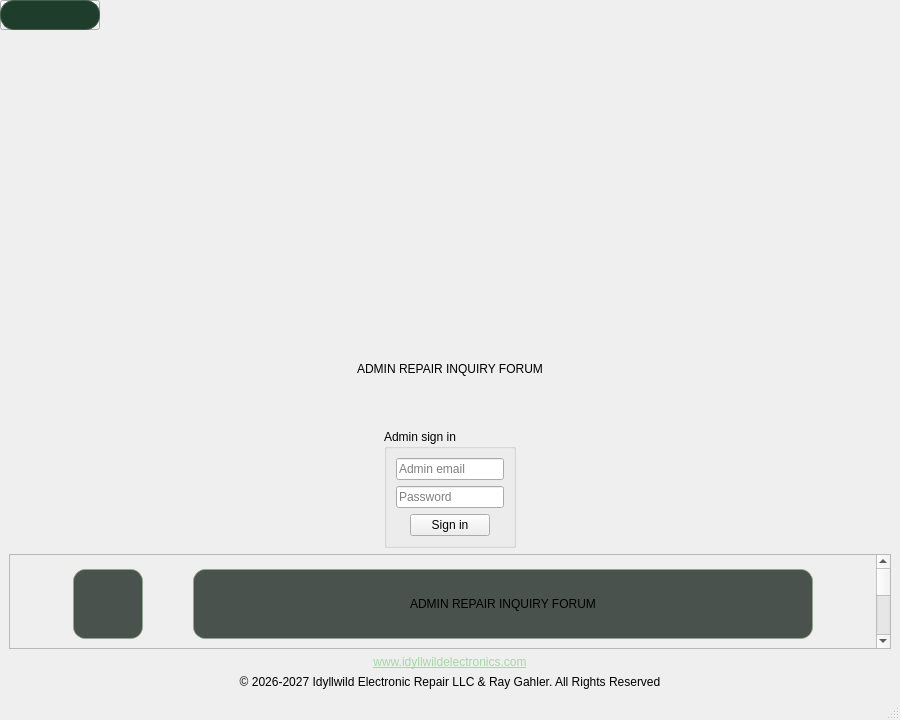
Old version of the form mainidyll.ui in the repository RayGahler/IdyllwildApp.
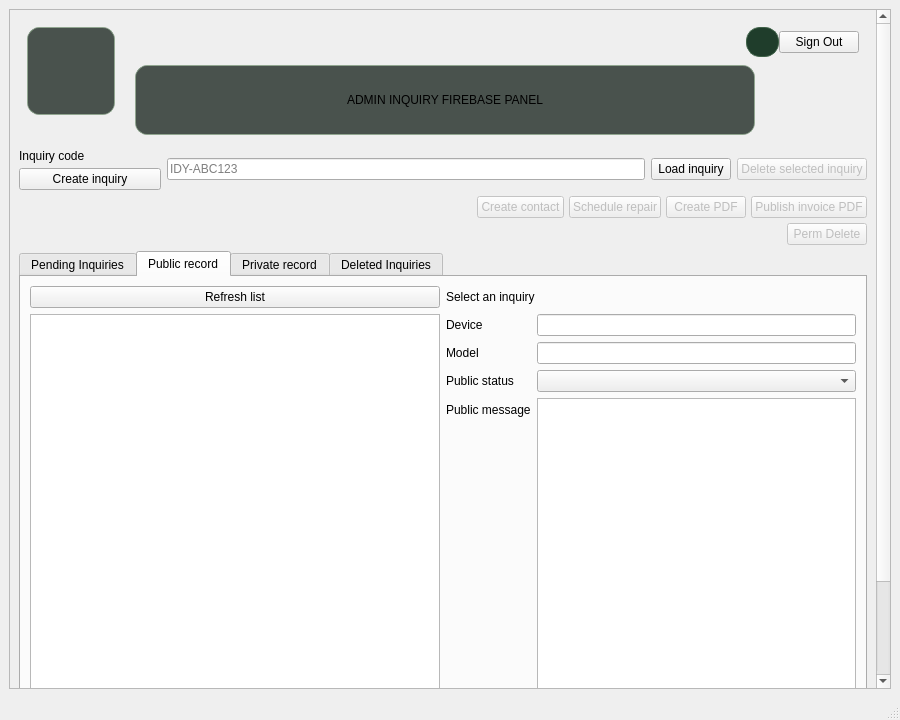
New version of the form. The open tabs and pages were chosen to show the change.

Patch:
```diff
--- a/mainidyll.ui
+++ b/mainidyll.ui
@@ -5,14 +5,24 @@
   <property name="geometry">
    <rect><x>0</x><y>0</y><width>900</width><height>720</height></rect>
   </property>
-  <property name="windowTitle"><string>Idyllwild Admin Repair Inquiry Forum</string></property>
+  <property name="windowTitle"><string>Admin Inquiry Firebase Panel</string></property>
   <widget class="QWidget" name="centralwidget">
    <layout class="QVBoxLayout" name="mainLayout">
+    <item>
+     <widget class="QStackedWidget" name="screenStack">
+      <widget class="QWidget" name="loginPage">
+       <layout class="QVBoxLayout" name="loginLayout">
+        <property name="leftMargin"><number>0</number></property>
+        <property name="topMargin"><number>0</number></property>
+        <property name="rightMargin"><number>0</number></property>
+        <property name="bottomMargin"><number>0</number></property>
     <item alignment="Qt::AlignHCenter">
      <widget class="QWidget" name="loginBrandContainer">
       <layout class="QVBoxLayout" name="loginBrandLayout">
-       <item alignment="Qt::AlignHCenter"><widget class="QLabel" name="businessLogoLabel"><property name="minimumSize"><size><width>300</width><height>300</height></size></property><property name="maximumSize"><size><width>300</width><height>300</height></size></property><property name="alignment"><set>Qt::AlignCenter</set></property></widget></item>
-       <item alignment="Qt::AlignHCenter"><widget class="QLabel" name="panelTitleLabel"><property name="text"><string>ADMIN REPAIR INQUIRY FORUM</string></property><property name="minimumSize"><size><width>820</width><height>90</height></size></property><property name="maximumSize"><size><width>820</width><height>90</height></size></property><property name="alignment"><set>Qt::AlignCenter</set></property><property name="styleSheet"><string notr="true">background: transparent; border: none;</string></property></widget></item>
+           <property name="sizeConstraint"><enum>QLayout::SetFixedSize</enum></property>
+           <property name="spacing"><number>20</number></property>
+           <item alignment="Qt::AlignHCenter"><widget class="QLabel" name="businessLogoLabel"><property name="minimumSize"><size><width>240</width><height>240</height></size></property><property name="maximumSize"><size><width>240</width><height>240</height></size></property><property name="alignment"><set>Qt::AlignCenter</set></property></widget></item>
+           <item alignment="Qt::AlignHCenter"><widget class="QLabel" name="panelTitleLabel"><property name="text"><string>ADMIN INQUIRY FIREBASE PANEL</string></property><property name="minimumSize"><size><width>740</width><height>90</height></size></property><property name="maximumSize"><size><width>740</width><height>90</height></size></property><property name="alignment"><set>Qt::AlignCenter</set></property><property name="styleSheet"><string notr="true">background: transparent; border: none;</string></property></widget></item>
       </layout>
      </widget>
     </item>
@@ -27,7 +37,10 @@
       </layout>
      </widget>
     </item>
-    <item>
+        <item><widget class="QLabel" name="websiteLabel"><property name="text"><string>&lt;a href="https://www.idyllwildelectronics.com/"&gt;&lt;span style="color:#A7D5A8"&gt;www.idyllwildelectronics.com&lt;/span&gt;&lt;/a&gt;</string></property><property name="alignment"><set>Qt::AlignCenter</set></property><property name="openExternalLinks"><bool>true</bool></property></widget></item>
+        <item><widget class="QLabel" name="copyrightLabel"><property name="text"><string>© 2026-2027 Idyllwild Electronic Repair LLC &amp; Ray Gahler. All Rights Reserved</string></property><property name="alignment"><set>Qt::AlignCenter</set></property></widget></item>
+       </layout>
+      </widget>
      <widget class="QScrollArea" name="workspaceWidget">
       <property name="widgetResizable"><bool>true</bool></property>
       <property name="verticalScrollBarPolicy"><enum>Qt::ScrollBarAsNeeded</enum></property>
@@ -37,21 +50,44 @@
         <item>
          <widget class="QFrame" name="mainBrandContainer">
           <property name="styleSheet"><string notr="true">QFrame#mainBrandContainer { background: transparent; border: none; }</string></property>
-          <property name="sizePolicy"><sizepolicy hsizetype="Maximum" vsizetype="Fixed"><horstretch>0</horstretch><verstretch>0</verstretch></sizepolicy></property>
-          <property name="maximumSize"><size><width>860</width><height>86</height></size></property>
-          <layout class="QHBoxLayout" name="mainBrandLayout">
-           <property name="leftMargin"><number>10</number></property>
-           <property name="topMargin"><number>5</number></property>
-           <property name="rightMargin"><number>10</number></property>
-           <property name="bottomMargin"><number>5</number></property>
-           <item><widget class="QLabel" name="mainLogoLabel"><property name="minimumSize"><size><width>70</width><height>70</height></size></property><property name="maximumSize"><size><width>70</width><height>70</height></size></property><property name="alignment"><set>Qt::AlignCenter</set></property><property name="styleSheet"><string notr="true">background: rgba(16, 28, 21, 190); border: 1px solid rgba(141, 168, 140, 190); border-radius: 12px;</string></property></widget></item>
-           <item><widget class="QLabel" name="mainTitleLabel"><property name="text"><string>ADMIN REPAIR INQUIRY FORUM</string></property><property name="minimumSize"><size><width>620</width><height>70</height></size></property><property name="maximumSize"><size><width>620</width><height>70</height></size></property><property name="alignment"><set>Qt::AlignCenter</set></property><property name="styleSheet"><string notr="true">background: rgba(16, 28, 21, 190); border: 1px solid rgba(141, 168, 140, 190); border-radius: 12px;</string></property></widget></item>
+          <property name="sizePolicy"><sizepolicy hsizetype="Expanding" vsizetype="Fixed"><horstretch>0</horstretch><verstretch>0</verstretch></sizepolicy></property>
+          <layout class="QGridLayout" name="mainBrandLayout" columnstretch="0,1">
+           <property name="leftMargin"><number>8</number></property>
+           <property name="topMargin"><number>8</number></property>
+           <property name="rightMargin"><number>8</number></property>
+           <property name="bottomMargin"><number>8</number></property>
+           <property name="horizontalSpacing"><number>20</number></property>
+           <property name="verticalSpacing"><number>8</number></property>
+           <item row="0" column="0" rowspan="2" alignment="Qt::AlignTop"><widget class="QLabel" name="mainLogoLabel"><property name="minimumSize"><size><width>88</width><height>88</height></size></property><property name="maximumSize"><size><width>88</width><height>88</height></size></property><property name="alignment"><set>Qt::AlignCenter</set></property><property name="styleSheet"><string notr="true">background: rgba(16, 28, 21, 190); border: 1px solid rgba(141, 168, 140, 190); border-radius: 12px;</string></property></widget></item>
+           <item row="0" column="1">
+            <layout class="QHBoxLayout" name="accountLayout">
+             <item><spacer name="accountSpacer"><property name="orientation"><enum>Qt::Horizontal</enum></property><property name="sizeHint" stdset="0"><size><width>0</width><height>0</height></size></property></spacer></item>
+             <item alignment="Qt::AlignVCenter"><widget class="QLabel" name="greetingLabel">
+              <property name="alignment"><set>Qt::AlignCenter</set></property>
+              <property name="styleSheet"><string notr="true">QLabel#greetingLabel { color: #E8EFE9; background: #1F3D2B; border: 1px solid #3F6248; border-radius: 14px; padding: 7px 12px; font-weight: 600; }</string></property>
+             </widget></item>
+             <item alignment="Qt::AlignVCenter"><widget class="QPushButton" name="signOutButton"><property name="text"><string>Sign Out</string></property></widget></item>
+            </layout>
+           </item>
+           <item row="1" column="1" alignment="Qt::AlignLeft"><widget class="QLabel" name="mainTitleLabel"><property name="text"><string>ADMIN INQUIRY FIREBASE PANEL</string></property><property name="minimumSize"><size><width>620</width><height>70</height></size></property><property name="maximumSize"><size><width>620</width><height>70</height></size></property><property name="alignment"><set>Qt::AlignCenter</set></property><property name="styleSheet"><string notr="true">background: rgba(16, 28, 21, 190); border: 1px solid rgba(141, 168, 140, 190); border-radius: 12px;</string></property></widget></item>
           </layout>
          </widget>
         </item>
        <item>
      <layout class="QHBoxLayout" name="lookupLayout">
+      <item>
+       <widget class="QWidget" name="inquiryCodeActions">
+        <layout class="QVBoxLayout" name="inquiryCodeActionsLayout">
+         <property name="spacing"><number>5</number></property>
+         <property name="leftMargin"><number>0</number></property>
+         <property name="topMargin"><number>0</number></property>
+         <property name="rightMargin"><number>0</number></property>
+         <property name="bottomMargin"><number>0</number></property>
       <item><widget class="QLabel" name="codeLabel"><property name="text"><string>Inquiry code</string></property></widget></item>
+         <item alignment="Qt::AlignLeft"><widget class="QPushButton" name="createInquiryButton"><property name="minimumSize"><size><width>142</width><height>0</height></size></property><property name="text"><string>Create inquiry</string></property></widget></item>
+        </layout>
+       </widget>
+      </item>
       <item><widget class="QLineEdit" name="codeEdit"><property name="placeholderText"><string>IDY-ABC123</string></property></widget></item>
       <item><widget class="QPushButton" name="loadButton"><property name="text"><string>Load inquiry</string></property></widget></item>
       <item><widget class="QPushButton" name="deleteInquiryButton">
@@ -66,9 +102,16 @@
        <property name="orientation"><enum>Qt::Horizontal</enum></property>
        <property name="sizeHint" stdset="0"><size><width>0</width><height>0</height></size></property>
       </spacer></item>
-      <item><widget class="QPushButton" name="createInquiryButton">
-       <property name="text"><string>Create inquiry</string></property>
-      </widget></item>
+      <item>
+       <widget class="QWidget" name="repairActionsContainer">
+        <layout class="QVBoxLayout" name="repairActionsLayout">
+         <property name="spacing"><number>5</number></property>
+         <property name="leftMargin"><number>0</number></property>
+         <property name="topMargin"><number>0</number></property>
+         <property name="rightMargin"><number>0</number></property>
+         <property name="bottomMargin"><number>0</number></property>
+         <item>
+          <layout class="QHBoxLayout" name="repairActionButtons">
       <item><widget class="QPushButton" name="createContactButton">
        <property name="enabled"><bool>false</bool></property>
        <property name="text"><string>Create contact</string></property>
@@ -77,6 +120,18 @@
        <property name="enabled"><bool>false</bool></property>
        <property name="text"><string>Schedule repair</string></property>
       </widget></item>
+           <item><widget class="QPushButton" name="createInvoiceButton"><property name="enabled"><bool>false</bool></property><property name="text"><string>Create PDF</string></property></widget></item>
+           <item><widget class="QPushButton" name="uploadInvoiceButton"><property name="enabled"><bool>false</bool></property><property name="text"><string>Publish invoice PDF</string></property></widget></item>
+          </layout>
+         </item>
+         <item alignment="Qt::AlignRight"><widget class="QPushButton" name="permanentlyDeleteButton">
+          <property name="enabled"><bool>false</bool></property>
+          <property name="toolTip"><string>Permanently delete the selected archived inquiry</string></property>
+          <property name="text"><string>Perm Delete</string></property>
+         </widget></item>
+        </layout>
+       </widget>
+      </item>
      </layout>
     </item>
        <item>
@@ -165,7 +220,12 @@
           </item>
          </layout>
         </item>
-        <item alignment="Qt::AlignRight"><widget class="QPushButton" name="saveButton"><property name="text"><string>Save changes</string></property></widget></item>
+        <item>
+         <layout class="QHBoxLayout" name="publicRecordActions">
+          <item><spacer name="publicRecordActionsSpacer"><property name="orientation"><enum>Qt::Horizontal</enum></property><property name="sizeHint" stdset="0"><size><width>0</width><height>0</height></size></property></spacer></item>
+          <item><widget class="QPushButton" name="saveButton"><property name="text"><string>Save changes</string></property></widget></item>
+         </layout>
+        </item>
        </layout>
       </widget>
       <widget class="QWidget" name="privateTab">
@@ -203,7 +263,12 @@
           </item>
          </layout>
         </item>
-        <item alignment="Qt::AlignRight"><widget class="QPushButton" name="savePrivateButton"><property name="text"><string>Save changes</string></property></widget></item>
+        <item>
+         <layout class="QHBoxLayout" name="privateRecordActions">
+          <item><spacer name="privateRecordActionsSpacer"><property name="orientation"><enum>Qt::Horizontal</enum></property><property name="sizeHint" stdset="0"><size><width>0</width><height>0</height></size></property></spacer></item>
+          <item><widget class="QPushButton" name="savePrivateButton"><property name="text"><string>Save changes</string></property></widget></item>
+         </layout>
+        </item>
        </layout>
       </widget>
       <widget class="QWidget" name="deletedTab">
@@ -212,10 +277,6 @@
         <item>
          <layout class="QHBoxLayout" name="deletedToolbar">
           <item><widget class="QPushButton" name="refreshDeletedButton"><property name="text"><string>Refresh list</string></property></widget></item>
-          <item><widget class="QPushButton" name="permanentlyDeleteButton">
-           <property name="enabled"><bool>false</bool></property>
-           <property name="text"><string>Permanently delete</string></property>
-          </widget></item>
           <item><widget class="QLabel" name="deletedListStatus"><property name="text"><string/></property></widget></item>
          </layout>
         </item>
@@ -236,18 +297,9 @@
        </layout>
       </widget>
      </widget>
+     </widget>
     </item>
-    <item><widget class="QLabel" name="websiteLabel"><property name="text"><string>&lt;a href="https://www.idyllwildelectronics.com/"&gt;&lt;span style="color:#A7D5A8"&gt;www.idyllwildelectronics.com&lt;/span&gt;&lt;/a&gt;</string></property><property name="alignment"><set>Qt::AlignCenter</set></property><property name="openExternalLinks"><bool>true</bool></property></widget></item>
-    <item><widget class="QLabel" name="copyrightLabel"><property name="text"><string>© 2026-2027 Idyllwild Electronic Repair LLC &amp; Ray Gahler. All Rights Reserved</string></property><property name="alignment"><set>Qt::AlignCenter</set></property></widget></item>
    </layout>
-   <widget class="QPushButton" name="signOutButton">
-    <property name="text"><string>Sign Out</string></property>
-   </widget>
-   <widget class="QLabel" name="greetingLabel">
-    <property name="text"><string/></property>
-    <property name="alignment"><set>Qt::AlignCenter</set></property>
-    <property name="styleSheet"><string notr="true">QLabel#greetingLabel { color: #E8EFE9; background: #1F3D2B; border: 1px solid #3F6248; border-radius: 14px; padding: 7px 12px; font-weight: 600; }</string></property>
-   </widget>
   </widget>
   <widget class="QStatusBar" name="statusbar"/>
  </widget>
```
Lines whose indentation alone changed are shown as unchanged.
